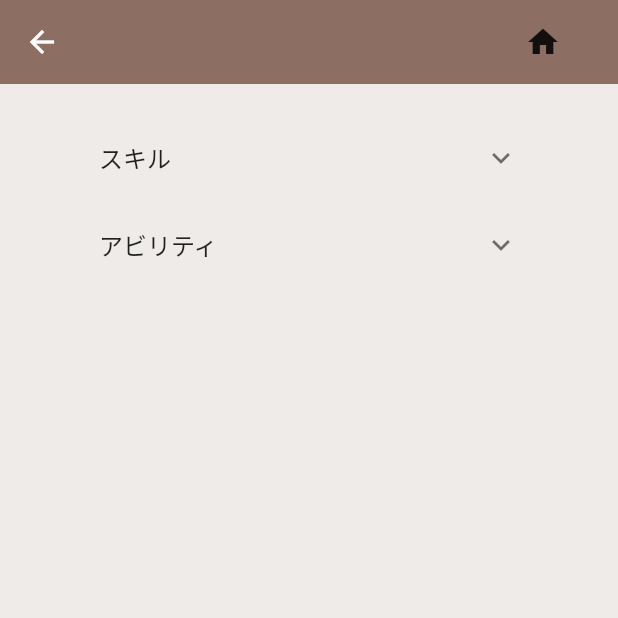
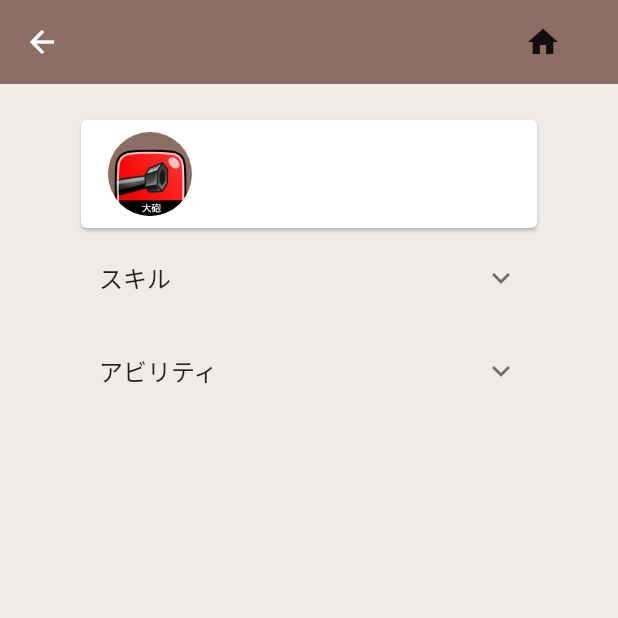
Before and after one commit to KentaMatsumura/shirodora_app, a Flutter app: the Details screen opened directly, on a phone screen of 412 x 824 dp, the top half of it. Run offline on Flutter 3.47's test engine with Material 2 defaults, Android fonts, the phone set to English and light mode, and no system bars; our stand-ins replace cloud_firestore, flutter_spinkit; accounts and stored records are empty.

Commit message:
create card widget

```diff
--- a/lib/models/character.dart
+++ b/lib/models/character.dart
@@ -3,6 +3,7 @@ class Character {
   final String name;
   final Map ability;
   final Map skill;
+  final String comment;
 
-  Character({this.cid, this.name, this.ability, this.skill});
+  Character({this.cid, this.name, this.ability, this.skill, this.comment});
 }
--- /dev/null
+++ b/lib/screens/details/character_card.dart
@@ -0,0 +1,36 @@
+import 'package:flutter/material.dart';
+
+class CharacterCard extends StatelessWidget {
+  final String name;
+  final String comment;
+  final int cid;
+
+  CharacterCard({this.name, this.comment, this.cid});
+
+  @override
+  Widget build(BuildContext context) {
+    return Card(
+      child: ListTile(
+        leading: CircleAvatar(
+          radius: 30.0,
+          backgroundColor: Colors.brown[400],
+          backgroundImage: AssetImage('assets/$cid.png'),
+        ),
+        title: Text(
+          '$name',
+          style: TextStyle(
+            fontSize: 20.0,
+            fontWeight: FontWeight.w900,
+            color: Colors.brown,
+          ),
+        ),
+        subtitle: Text(
+          '$comment',
+          style: TextStyle(
+            color: Colors.brown[400],
+          ),
+        ),
+      ),
+    );
+  }
+}
--- a/lib/screens/details/details.dart
+++ b/lib/screens/details/details.dart
@@ -1,6 +1,7 @@
 import 'package:flutter/material.dart';
 import 'package:provider/provider.dart';
 import 'package:shirodoraapp/models/character.dart';
+import 'package:shirodoraapp/screens/details/character_card.dart';
 import 'package:shirodoraapp/screens/details/status_list_tile.dart';
 import 'package:shirodoraapp/screens/home/home.dart';
 import 'package:shirodoraapp/services/database.dart';
@@ -9,9 +10,11 @@ class Details extends StatelessWidget {
   @override
   Widget build(BuildContext context) {
     final characterData = Provider.of<Character>(context) ??
-        Character(cid: 0, name: '', skill: {}, ability: {});
+        Character(cid: 0, name: '', skill: {}, ability: {}, comment: '');
     return Container(
       child: Scaffold(
+        backgroundColor: Colors.brown[50],
+        body: Scaffold(
           backgroundColor: Colors.brown[50],
           appBar: AppBar(
             title: Text('${characterData.name}'),
@@ -30,9 +33,17 @@ class Details extends StatelessWidget {
               ),
             ],
           ),
-        body: Container(
+          body: ListView(
             padding: EdgeInsets.symmetric(vertical: 20.0, horizontal: 50.0),
-          child: StatusListTile(),
+            children: <Widget>[
+              CharacterCard(
+                name: characterData.name,
+                comment: characterData.comment,
+                cid: characterData.cid,
+              ),
+              StatusListTile(),
+            ],
+          ),
         ),
       ),
     );
--- a/lib/screens/details/status_list_tile.dart
+++ b/lib/screens/details/status_list_tile.dart
@@ -7,6 +7,8 @@ class StatusListTile extends StatelessWidget {
   Widget build(BuildContext context) {
     final characterData = Provider.of<Character>(context) ??
         Character(cid: 0, name: '', skill: {}, ability: {});
+
+    List<Widget> statusList = List();
 
     // The entire multilevel list displayed by this app.
     final List<Entry> data = <Entry>[
@@ -51,9 +53,15 @@ class StatusListTile extends StatelessWidget {
       ),
     ];
 
-    return ListView.builder(
-      itemBuilder: (BuildContext context, int index) => EntryItem(data[index]),
-      itemCount: data.length,
+    data.forEach((f) {
+      statusList.add(EntryItem(f));
+    });
+    return Center(
+      child: Wrap(
+        spacing: 8.0, // gap between adjacent chips
+        runSpacing: 4.0, // gap between lines
+        children: statusList,
+      ),
     );
   }
 }
--- a/lib/screens/home/home.dart
+++ b/lib/screens/home/home.dart
@@ -29,9 +29,7 @@ class _HomeState extends State<Home> {
               Text('Character List'),
               TextForm(),
               ChipsContainer(),
-              SingleChildScrollView(
-                child: CharacterList(),
-              ),
+              CharacterList(),
             ],
           ),
         ),
--- a/lib/services/database.dart
+++ b/lib/services/database.dart
@@ -93,7 +93,9 @@ class DatabaseService {
       skill: {
         'skill_name': snapshot.data['skill']['skill_name'],
         'skill_comment': snapshot.data['skill']['skill_comment'],
-        });
+      },
+      comment: snapshot.data['comment'],
+    );
   }
 
   // get details stream
```
Lines whose indentation alone changed are shown as unchanged.
